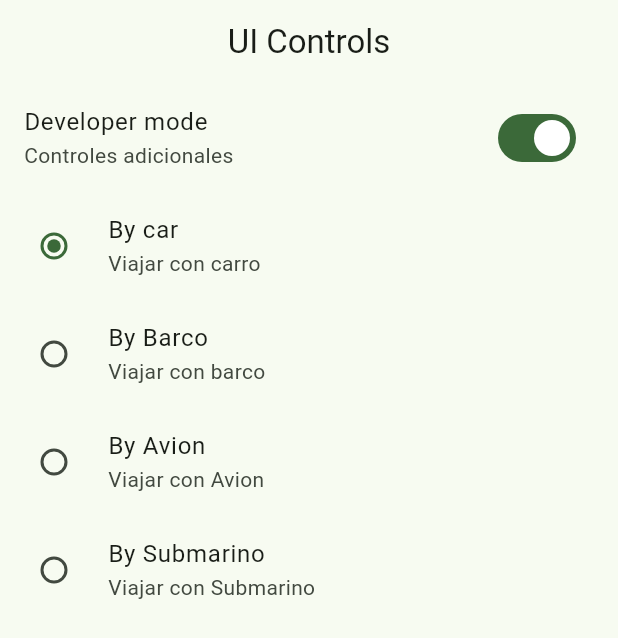
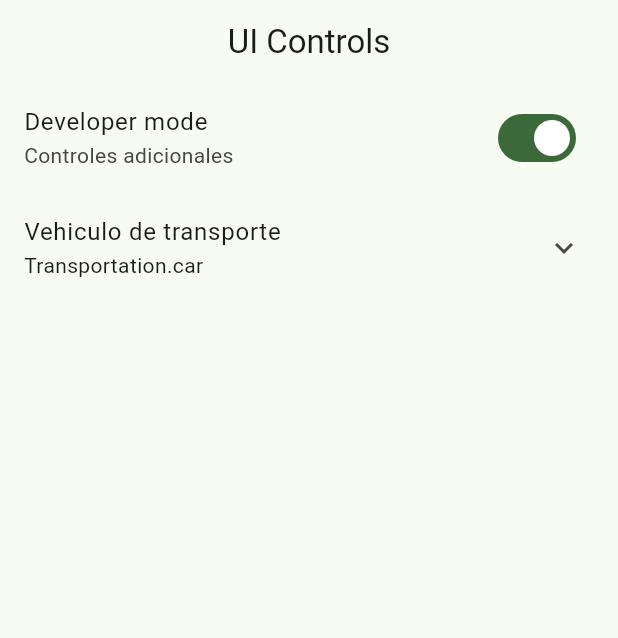
Before and after one commit to hernanspc/WidgetsApp, a Flutter app: the UiControlsScreen screen opened by its route, on a phone screen of 412 x 824 dp. Shown: the top 638 px of the screen. Run offline on Flutter 3.47's test engine with Material 2 defaults, Android fonts, the phone set to English and light mode, and no system bars; our stand-ins replace go_router.

Commit message:
ui controls

```diff
--- a/lib/presentation/screens/ui-controls/ui_controls.dart
+++ b/lib/presentation/screens/ui-controls/ui_controls.dart
@@ -44,6 +44,12 @@ class _UiControlsViewState extends State<_UiControlsView> {
             });
           },
         ),
+        ExpansionTile(
+          title: const Text(
+            'Vehiculo de transporte',
+          ),
+          subtitle: Text('$selectedTransportation'),
+          children: [
             RadioListTile(
               title: const Text('By car'),
               subtitle: const Text('Viajar con carro'),
@@ -81,6 +87,8 @@ class _UiControlsViewState extends State<_UiControlsView> {
               }),
             ),
           ],
+        ),
+      ],
     );
   }
 }
```
Lines whose indentation alone changed are shown as unchanged.
